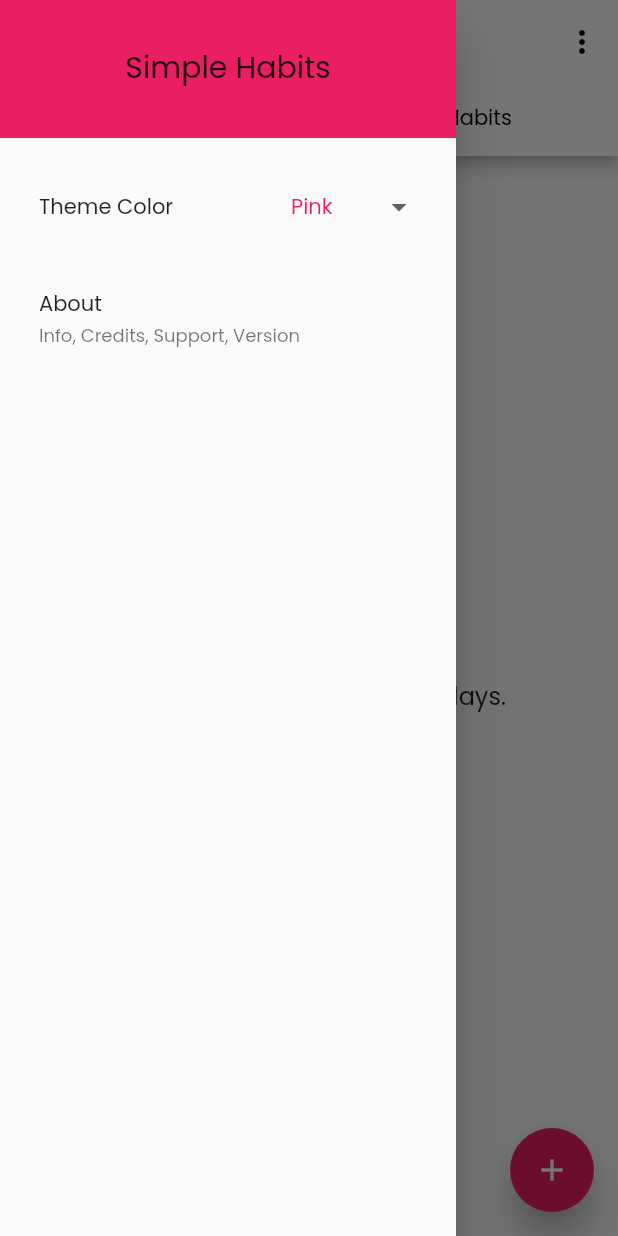
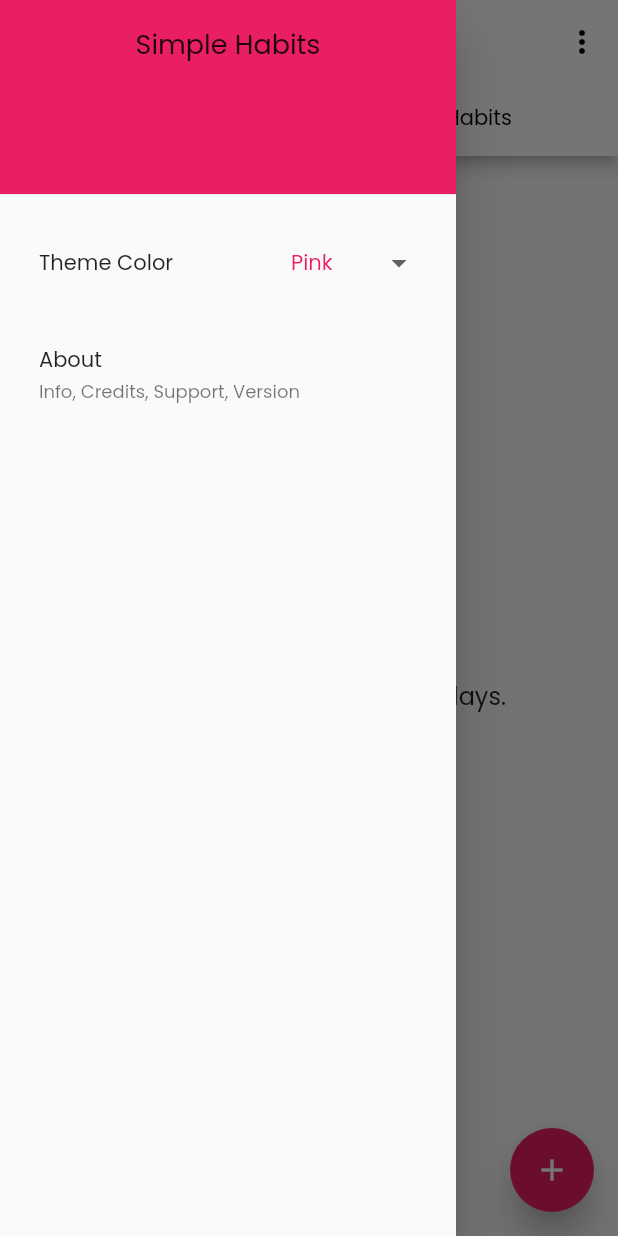
Before and after one commit to roynulrohan/simple-habits, a Flutter app: the screen it shows after launch, with the side drawer open, on a phone screen of 412 x 824 dp. Run offline on Flutter 3.47's test engine with Material 2 defaults, Android fonts, the phone set to English and light mode, and no system bars; our stand-ins replace flutter_bloc, flutter_local_notifications, flutter_slidable, share, shared_preferences, sqflite and 1 more; missing offline and left inert: launch_review; accounts and stored records are empty.

Commit message:
fixed bug with displaying current day's habits where nothing would show

```diff
--- a/lib/habit_list.dart
+++ b/lib/habit_list.dart
@@ -78,12 +78,15 @@ class _HabitListState extends State<HabitList> {
     return BlocConsumer<HabitBloc, List<Habit>>(
       builder: (context, habitList) {
         // filtered list by matching day's to current day
-        var filteredList = habitList.where((element) =>
+        List<Habit> filteredList = [];
+        filteredList = habitList
+            .where((element) =>
                 element.days
                     .split(',')
                     .map(int.parse)
                     .toList()[dayCorrector(DateTime.now().weekday - 1)] ==
-            1);
+                1)
+            .toList();
 
         // first check if filtered list is empty to display text block
         return filteredList.isEmpty
@@ -99,21 +102,14 @@ class _HabitListState extends State<HabitList> {
               ))
             : ListView.builder(
                 itemBuilder: (context, int index) {
-                  Habit habit = habitList[index];
+                  Habit habit = filteredList[index];
 
-                  // returning habitCards if day matches
-                  if (habit.days
-                          .split(',')
-                          .map(int.parse)
-                          .toList()[dayCorrector(DateTime.now().weekday - 1)] ==
-                      1) {
                   return HabitCard(
                       key: ValueKey((habit.id.toString() + habit.title)),
                       habit: habit,
                       deleteFunc: () => _removeHabit(habit.id));
-                  }
                 },
-                itemCount: habitList.length,
+                itemCount: filteredList.length,
               );
       },
       listener: (BuildContext context, habitList) {
--- a/lib/main.dart
+++ b/lib/main.dart
@@ -133,17 +133,18 @@ class _MyHomePageState extends State<MyHomePage> {
         drawer: Drawer(
           child: ListView(
             padding: EdgeInsets.zero,
-            children: <Widget>[
+            children: [
               // DRAWER HEADER
               Container(
-                height: 100,
+                height: MediaQuery.of(context).size.height / 6,
                 child: DrawerHeader(
                   child: Container(
-                    padding: EdgeInsets.only(bottom: 10),
                     child: Column(
                       mainAxisAlignment: MainAxisAlignment.center,
                       children: [
-                        Text('Simple Habits', style: TextStyle(fontSize: 20)),
+                        Expanded(
+                            child: Text('Simple Habits',
+                                style: TextStyle(fontSize: 18))),
                       ],
                     ),
                   ),
```
Also changed, not shown: 1 other file. Lines whose indentation alone changed are shown as unchanged.
